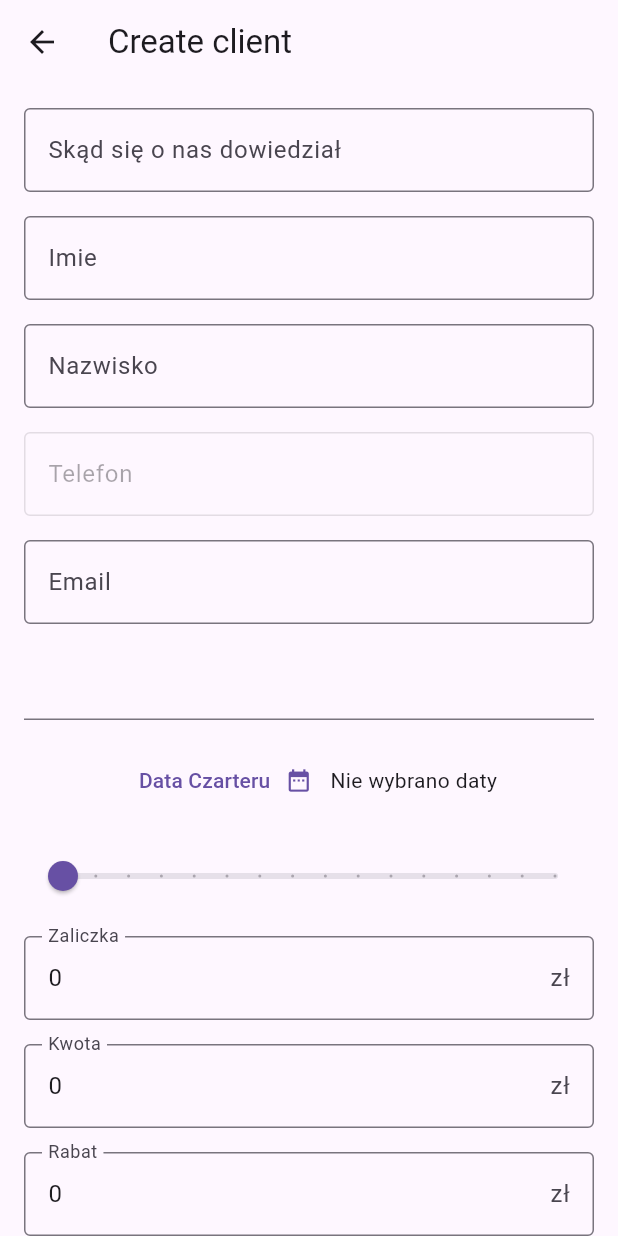
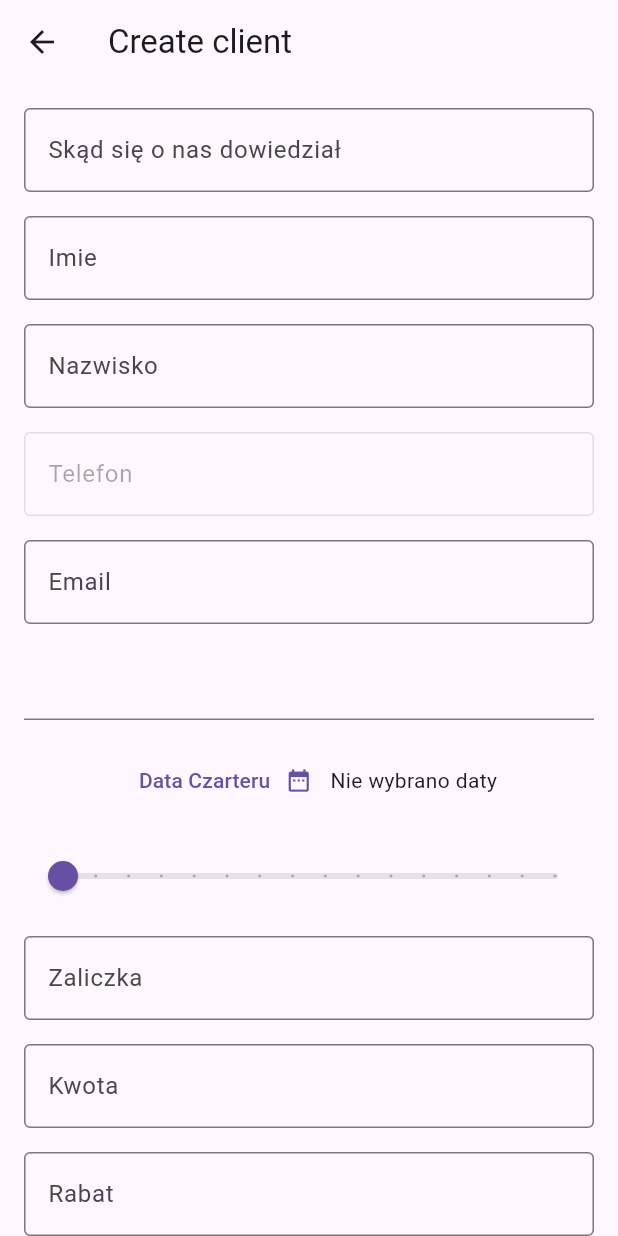
Before and after one commit to M-44ks/db_info, a Flutter app: the screen it shows after launch, in the side drawer, after a tap on "Create Client", on a phone screen of 412 x 824 dp. Run offline on Flutter 3.47's test engine with Material 3 defaults, Android fonts, the light colour scheme and no system bars; our stand-ins replace cloud_firestore, firebase_core; accounts and stored records are empty.

Commit message:
Changing advance, sum and discount field from String to double(number)

```diff
--- a/lib/models/client.dart
+++ b/lib/models/client.dart
@@ -12,9 +12,9 @@
   final String email;
   final String yachtName;
   final DateTimeRange charterDate;
-  final String advance;
-  final String sum;
-  final String discount;
+  final double advance;
+  final double sum;
+  final double discount;
   final double amountOfPeople;
   final String notes;
 
@@ -45,9 +45,9 @@
             start: (json['charterStartDate'] as Timestamp?)?.toDate() ?? DateTime.now(),
             end: (json['charterEndDate'] as Timestamp?)?.toDate() ?? DateTime.now()
         ),
-        advance: json['advance'] as String? ?? '0',
-        sum: json['sum'] as String? ?? '0',
-        discount: json['discount'] as String? ?? '0',
+        advance: (json['advance'] as num?)?.toDouble() ?? 0.0,
+        sum: (json['sum'] as num?)?.toDouble() ?? 0.0,
+        discount: (json['discount'] as num?)?.toDouble() ?? 0.0,
         amountOfPeople: (json['amountOfPeople'] as num?)?.toDouble() ?? 1,
         notes: json['notes'] as String? ?? ''
     );
@@ -68,6 +68,4 @@
     'amountOfPeople': amountOfPeople,
     'notes': notes
   };
-
-
 }
--- a/lib/widgets/client_create_form_widget.dart
+++ b/lib/widgets/client_create_form_widget.dart
@@ -41,13 +41,14 @@
     final from = widget.client?.from ?? '';
     final firstName = widget.client?.firstName ?? '';
     final lastName = widget.client?.lastName ?? '';
+    //TODO Tu logika połączenia przychodzącego
     final phone = widget.client?.phone ?? '';
     final email = widget.client?.email ?? '';
     final yachtName = widget.client?.yachtName ?? '';
     final charterDate = widget.client?.charterDate;
-    final advance = widget.client?.advance ?? '0';
-    final sum = widget.client?.sum ?? '0';
-    final discount = widget.client?.discount ?? '0';
+    final advance = widget.client?.advance ?? '';
+    final sum = widget.client?.sum ?? '';
+    final discount = widget.client?.discount ?? '';
     final double amountOfPeople = widget.client?.amountOfPeople ?? 1;
     final notes = widget.client?.notes ?? '';
 
@@ -59,9 +60,9 @@
       controllerEmail = TextEditingController(text: email);
       this.yachtName = yachtName;
       _selectedDateTimeRange = charterDate;
-      controllerAdvance = TextEditingController(text: advance);
-      controllerSum = TextEditingController(text: sum);
-      controllerDiscount = TextEditingController(text: discount);
+      controllerAdvance = TextEditingController(text: advance.toString());
+      controllerSum = TextEditingController(text: sum.toString());
+      controllerDiscount = TextEditingController(text: discount.toString());
       _currentAmountOfPeople = amountOfPeople;
       controllerNotes = TextEditingController(text: notes);
     });
@@ -291,9 +292,9 @@
               email: controllerEmail.text,
               yachtName: yachtName,
               charterDate: _selectedDateTimeRange ?? DateTimeRange(start: DateTime.now(), end: DateTime.now()),
-              advance: controllerAdvance.text,
-              sum: controllerSum.text,
-              discount: controllerDiscount.text,
+              advance: double.tryParse(controllerAdvance.text) ?? 0.0,
+              sum: double.tryParse(controllerSum.text) ?? 0.0,
+              discount: double.tryParse(controllerDiscount.text) ?? 0.0,
               amountOfPeople: _currentAmountOfPeople,
               notes: controllerNotes.text
           );
```
